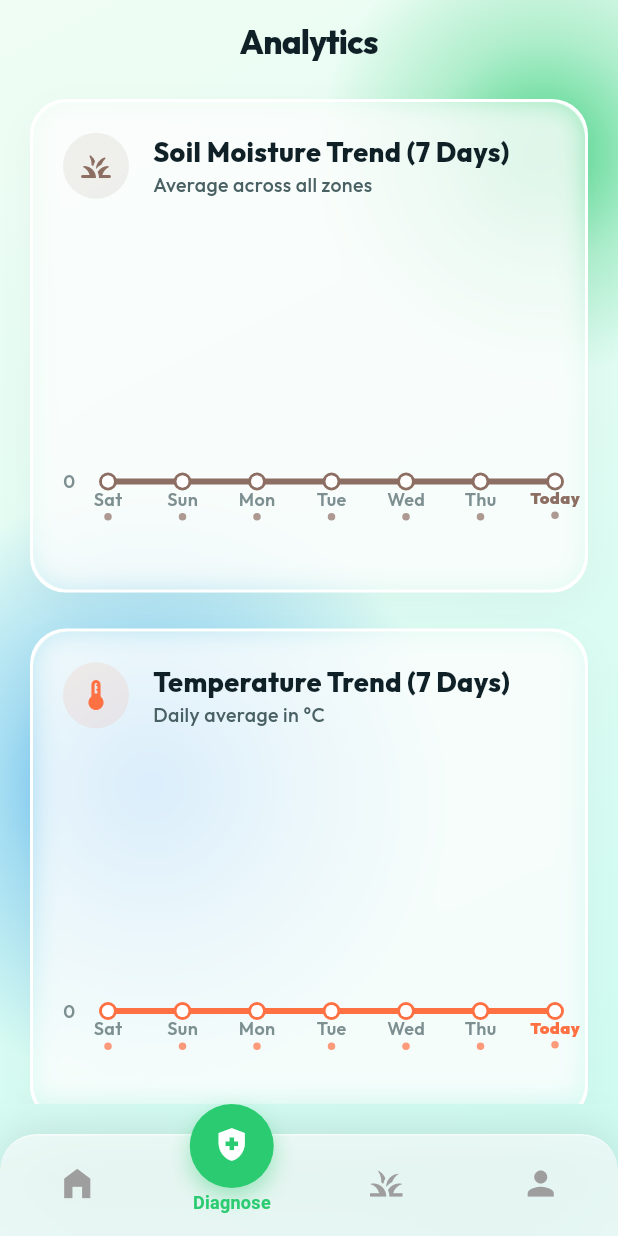
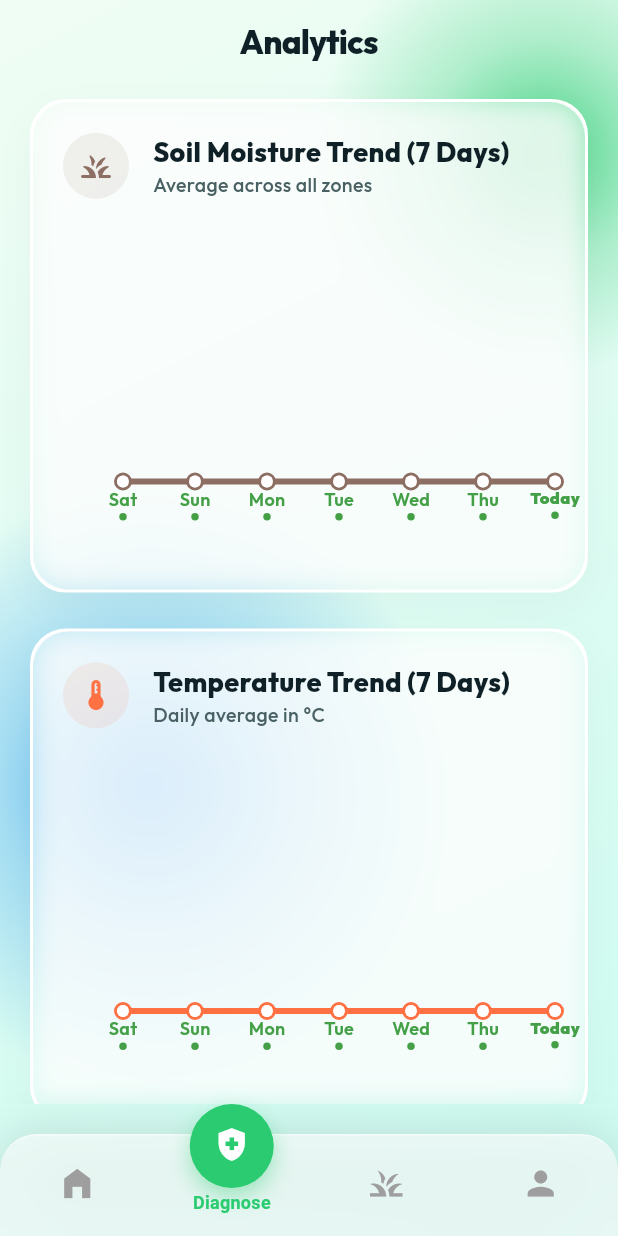
Before and after one commit to Arziii/Smartsprout, a Flutter app: the AnalyticsScreen screen opened by its route, on a phone screen of 412 x 824 dp. Run offline on Flutter 3.47's test engine with Material 3 defaults, Android fonts, the phone set to English and light mode, and no system bars; drawn by our look-alikes of fl_chart; our stand-ins replace cloud_firestore, firebase_auth, firebase_core, flutter_dotenv, flutter_riverpod, go_router and 2 more; accounts and stored records are empty.

Commit message:
feat: implement analytics and control screens with data visualization and device management UI

```diff
--- a/smartsprout/lib/presentation/screens/analytics_screen.dart
+++ b/smartsprout/lib/presentation/screens/analytics_screen.dart
@@ -91,19 +91,23 @@ class _AnalyticsScreenState extends ConsumerState<AnalyticsScreen>
                     final cutoff = DateTime(today.year, today.month, today.day)
                         .subtract(const Duration(days: 6));
 
-                    // Generate UI FlSpots — use FlSpot.nullSpot for days with
-                    // no Pi telemetry so fl_chart renders a gap in the line.
-                    final moistureSpots = data
-                        .map((d) => d.hasData
-                            ? FlSpot(d.dayIndex.toDouble(), d.avgMoisture)
-                            : FlSpot.nullSpot)
-                        .toList();
-                    final tempSpots = data
-                        .map((d) => d.hasData
-                            ? FlSpot(d.dayIndex.toDouble(), d.avgTemp)
-                            : FlSpot.nullSpot)
-                        .toList();
-                    final hasAnyData = data.any((d) => d.hasData);
+                    // Generate UI FlSpots. By filtering out days with no data,
+                    // fl_chart will draw a continuous line connecting the available points.
+                    final hasAnyData = data.any((d) => d.hasData == true);
+
+                    final moistureSpots = hasAnyData
+                        ? data
+                            .where((d) => d.hasData == true)
+                            .map((d) => FlSpot(d.dayIndex.toDouble(), d.avgMoisture))
+                            .toList()
+                        : const [FlSpot(0, 0)];
+
+                    final tempSpots = hasAnyData
+                        ? data
+                            .where((d) => d.hasData == true)
+                            .map((d) => FlSpot(d.dayIndex.toDouble(), d.avgTemp))
+                            .toList()
+                        : const [FlSpot(0, 0)];
 
                     return SingleChildScrollView(
                       padding: const EdgeInsets.symmetric(
@@ -251,7 +255,8 @@ class _AnalyticsScreenState extends ConsumerState<AnalyticsScreen>
                           '$missingCount day${missingCount == 1 ? '' : 's'} with no sensor data (shown as gaps)',
                           style: GoogleFonts.outfit(
                             fontSize: 11,
-                            color: isDark ? Colors.white38 : Colors.grey.shade500,
+                            color:
+                                isDark ? Colors.white38 : Colors.grey.shade500,
                             fontWeight: FontWeight.w500,
                           ),
                         ),
@@ -269,7 +274,6 @@ class _AnalyticsScreenState extends ConsumerState<AnalyticsScreen>
                       gridData: FlGridData(
                         show: true,
                         drawVerticalLine: false,
-                        horizontalInterval: 20,
                         getDrawingHorizontalLine: (value) {
                           return FlLine(
                               color: const Color(0xFF4A6164)
@@ -286,18 +290,23 @@ class _AnalyticsScreenState extends ConsumerState<AnalyticsScreen>
                         leftTitles: AxisTitles(
                           sideTitles: SideTitles(
                             showTitles: true,
-                            reservedSize: 30,
-                            interval: 1,
+                            reservedSize: 40,
                             getTitlesWidget: (value, meta) {
-                              if (value != value.toInt()) {
+                              // Hide min and max values to prevent overlapping with regular interval labels
+                              if (value == meta.min || value == meta.max) {
                                 return const SizedBox.shrink();
                               }
-                              return Text('${value.toInt()}',
-                                  style: GoogleFonts.outfit(
-                                      fontSize: 12,
-                                      color: const Color(0xFF4A6164)
-                                          .withValues(alpha: 0.7),
-                                      fontWeight: FontWeight.w600));
+
+                              return SideTitleWidget(
+                                meta: meta,
+                                space: 8,
+                                child: Text(meta.formattedValue,
+                                    style: GoogleFonts.outfit(
+                                        fontSize: 12,
+                                        color: const Color(0xFF4A6164)
+                                            .withValues(alpha: 0.7),
+                                        fontWeight: FontWeight.w600)),
+                              );
                             },
                           ),
                         ),
@@ -311,10 +320,30 @@ class _AnalyticsScreenState extends ConsumerState<AnalyticsScreen>
                                 return const SizedBox.shrink();
                               }
                               final idx = value.toInt();
-                              if (idx < 0 || idx > 6) return const SizedBox.shrink();
+                              if (idx < 0 || idx > 6) {
+                                return const SizedBox.shrink();
+                              }
                               final isToday = _isToday(idx);
-                              final label = isToday ? 'Today' : _dayLabel(idx, cutoff);
-                              final dayHasData = dataPoints[idx].hasData as bool;
+                              final label =
+                                  isToday ? 'Today' : _dayLabel(idx, cutoff);
+                              final dayHasData =
+                                  dataPoints[idx].hasData as bool;
+
+                              final spotIdx = spots.indexWhere((s) => s.x == idx);
+                              final chartValue = spotIdx != -1 ? spots[spotIdx].y : null;
+
+                              Color getLabelColor() {
+                                if (!dayHasData) {
+                                  return isDark ? Colors.red.shade400 : Colors.red.shade600; // Pi offline
+                                }
+                                if (chartValue != null && chartValue <= -1) {
+                                  return isDark ? Colors.amber.shade400 : Colors.amber.shade600; // Value is -1
+                                }
+                                return isDark ? Colors.green.shade400 : Colors.green.shade600; // Valid green
+                              }
+
+                              final labelColor = getLabelColor();
+
                               return Padding(
                                 padding: const EdgeInsets.only(top: 4.0),
                                 child: Column(
@@ -325,29 +354,22 @@ class _AnalyticsScreenState extends ConsumerState<AnalyticsScreen>
                                       style: GoogleFonts.outfit(
                                         fontSize: isToday ? 11 : 12,
                                         height: 1.2,
-                                        color: isToday
-                                            ? color
-                                            : (isDark
-                                                ? Colors.white54
-                                                : const Color(0xFF4A6164)
-                                                    .withValues(alpha: 0.7)),
-                                        fontWeight: isToday
+                                        color: labelColor,
+                                        fontWeight: !dayHasData || isToday || (chartValue != null && chartValue <= -1)
                                             ? FontWeight.w900
                                             : FontWeight.w600,
                                       ),
                                     ),
                                     const SizedBox(height: 3),
-                                    // ── No-data indicator dot under the label ──
+                                    // ── Indicator dot/dash under the label ──
                                     if (!dayHasData)
                                       Text(
                                         '—',
                                         style: GoogleFonts.outfit(
                                           fontSize: 10,
                                           height: 1.0,
-                                          color: isDark
-                                              ? Colors.white24
-                                              : Colors.grey.shade400,
-                                          fontWeight: FontWeight.w700,
+                                          color: labelColor,
+                                          fontWeight: FontWeight.w900,
                                         ),
                                       )
                                     else
@@ -356,7 +378,7 @@ class _AnalyticsScreenState extends ConsumerState<AnalyticsScreen>
                                         height: 5,
                                         decoration: BoxDecoration(
                                           shape: BoxShape.circle,
-                                          color: color.withValues(alpha: 0.7),
+                                          color: labelColor,
                                         ),
                                       ),
                                   ],
--- a/smartsprout/lib/presentation/screens/control_screen.dart
+++ b/smartsprout/lib/presentation/screens/control_screen.dart
@@ -456,7 +456,8 @@ class _ControlScreenState extends ConsumerState<ControlScreen>
                                 isActive: _wateringActive[1] ?? false,
                                 disabled: isPumpLockedSafe ||
                                     !isConnected ||
-                                    isTankLow,
+                                    isTankLow ||
+                                    _masterLockdown,
                               ),
                               const SizedBox(height: 12),
                               _buildZoneToggle(
@@ -469,7 +470,8 @@ class _ControlScreenState extends ConsumerState<ControlScreen>
                                 isActive: _wateringActive[2] ?? false,
                                 disabled: isPumpLockedSafe ||
                                     !isConnected ||
-                                    isTankLow,
+                                    isTankLow ||
+                                    _masterLockdown,
                               ),
                               const SizedBox(height: 12),
                               _buildZoneToggle(
@@ -482,7 +484,8 @@ class _ControlScreenState extends ConsumerState<ControlScreen>
                                 isActive: _wateringActive[3] ?? false,
                                 disabled: isPumpLockedSafe ||
                                     !isConnected ||
-                                    isTankLow,
+                                    isTankLow ||
+                                    _masterLockdown,
                               ),
                             ],
                           ),
@@ -691,7 +694,8 @@ class _ControlScreenState extends ConsumerState<ControlScreen>
                                         : IrrigationStrategy.timer),
                                 disabled: !isConnected ||
                                     isPumpLockedSafe ||
-                                    isTankLow,
+                                    isTankLow ||
+                                    _masterLockdown,
                                 onToggle: () {
                                   HapticFeedback.heavyImpact();
                                   final targetStrategy =
```
Also changed, not shown: 2 other files.
